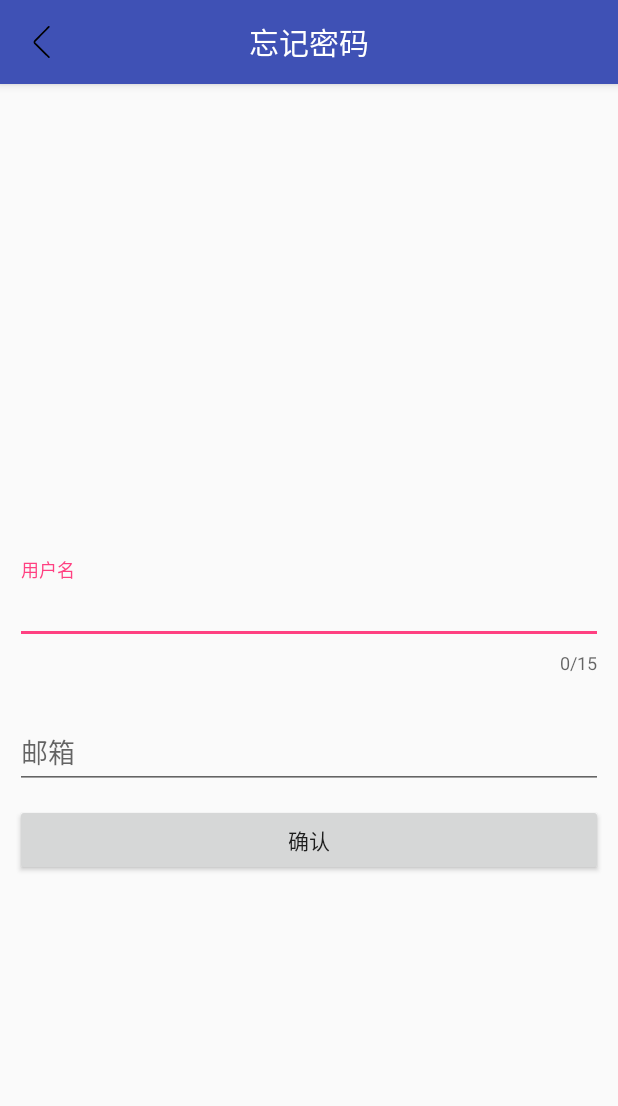
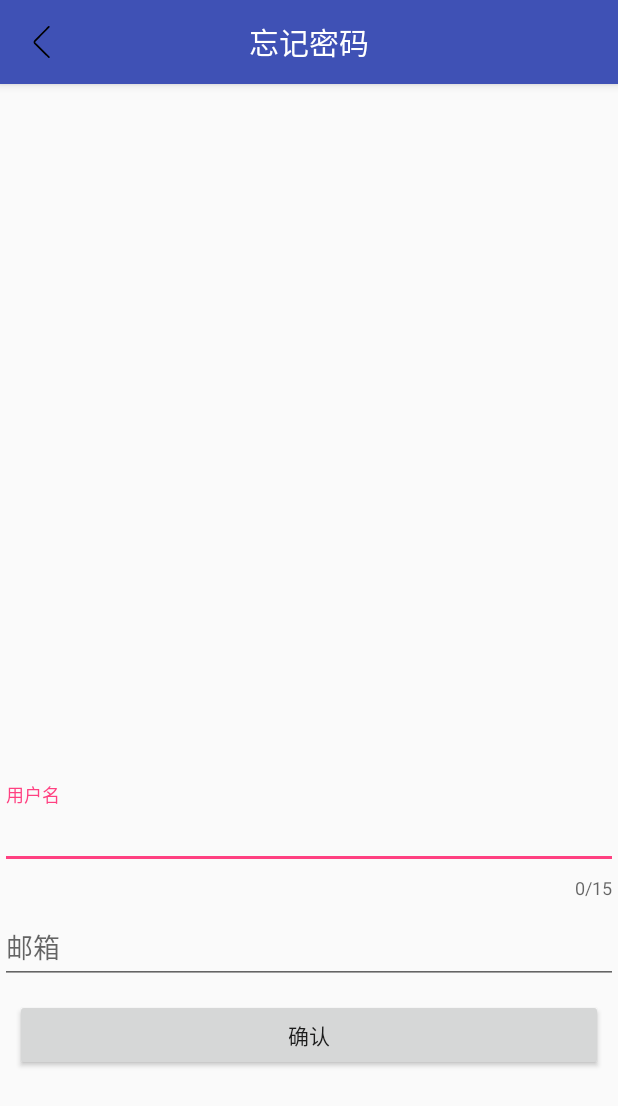
Before and after one commit to GoldenKitten/SimpleAmoy, an Android app: the EmailActivity screen opened directly, with no data from a screen before it, on a phone screen of 412 x 824 dp. Shown: the top 1106 px of the screen. Run offline under Robolectric (Android 15) with nearby library versions, the phone set to English and light mode, and no system bars; our stand-ins replace ButterKnife; libraries missing offline, so code that uses them is left out: com.vondear.rxtools; 1 statement that could not run was skipped.

Commit message:
注册界面基本完成3.0

```diff
--- a/app/src/main/AndroidManifest.xml
+++ b/app/src/main/AndroidManifest.xml
@@ -22,7 +22,7 @@
         android:label="@string/app_name"
         android:roundIcon="@mipmap/ic_launcher_round"
         android:supportsRtl="true"
-        android:theme="@style/MyTheme">
+        android:theme="@style/AppTheme">
         <activity
             android:name=".activity.SplashActivity"
             android:screenOrientation="portrait">
@@ -40,9 +40,11 @@
             android:name=".activity.MainActivity"
             android:screenOrientation="portrait" />
         <activity
+            android:theme="@style/MyTheme"
             android:name=".activity.LoginActivity"
             android:screenOrientation="portrait" />
         <activity
+            android:theme="@style/MyTheme"
             android:name=".activity.RegistActivity"
             android:screenOrientation="portrait" />
         <activity android:name=".activity.EmailActivity"></activity>
--- a/app/src/main/java/com/xhm/simpleamoy/activity/RegistActivity.java
+++ b/app/src/main/java/com/xhm/simpleamoy/activity/RegistActivity.java
@@ -137,9 +137,6 @@ public class RegistActivity extends BaseActivity {
                     R.drawable.circle_elves_ball);
             mHeadImage=RxImageTool.drawable2Bytes(drawable, Bitmap.CompressFormat.PNG);
 
-
-          /*mHeadImage=new File(
-                  RxPhotoTool.getImageAbsolutePath(this,resultUri));*/
         }
             mRegistUser.setUserName(etArUsername.getText().toString());
             mRegistUser.setPassword(etArPassword.getText().toString());
--- a/app/src/main/java/com/xhm/simpleamoy/data/db/LoginFun.java
+++ b/app/src/main/java/com/xhm/simpleamoy/data/db/LoginFun.java
@@ -17,6 +17,6 @@ public abstract class LoginFun {
     public void login(){
 
     }
-    public abstract void loginSucess();
+    public abstract void loginSucess(RegistUser registUser,LoginUser loginUser);
     public abstract void loginFaild(String msg);
 }
--- a/app/src/main/res/layout/activity_email.xml
+++ b/app/src/main/res/layout/activity_email.xml
@@ -4,19 +4,22 @@
     xmlns:tools="http://schemas.android.com/tools"
     android:layout_width="match_parent"
     android:layout_height="match_parent"
-    tools:context="com.xhm.simpleamoy.activity.EmailActivity"
-    android:fitsSystemWindows="true">
+    tools:context="com.xhm.simpleamoy.activity.EmailActivity">
     <include layout="@layout/custom_toolbar"/>
 
         <RelativeLayout
             android:layout_width="match_parent"
             android:layout_height="match_parent">
+        <LinearLayout
+            android:layout_alignParentBottom="true"
+            android:layout_width="match_parent"
+            android:layout_height="wrap_content"
+            android:orientation="vertical"
+            android:layout_marginBottom="100dp">
         <android.support.design.widget.TextInputLayout
             android:id="@+id/tl_username_wrapper"
-            android:layout_centerInParent="true"
             android:layout_width="match_parent"
             android:layout_height="wrap_content"
-            android:layout_margin="10dp"
             app:counterEnabled="true"
             app:counterMaxLength="15">
 
@@ -30,10 +33,8 @@
         </android.support.design.widget.TextInputLayout>
             <android.support.design.widget.TextInputLayout
                 android:id="@+id/tl_email_wrapper"
-                android:layout_below="@+id/tl_username_wrapper"
                 android:layout_width="match_parent"
-                android:layout_height="wrap_content"
-                android:layout_margin="10dp">
+                android:layout_height="wrap_content">
 
                 <android.support.design.widget.TextInputEditText
                     android:id="@+id/tlet_email"
@@ -44,13 +45,12 @@
             </android.support.design.widget.TextInputLayout>
             <Button
                 android:id="@+id/bt_ok"
-                android:layout_below="@+id/tl_email_wrapper"
-                android:layout_marginLeft="10dp"
-                android:layout_marginRight="10dp"
+                android:layout_margin="10dp"
                 android:layout_width="match_parent"
                 android:layout_height="wrap_content"
                 android:text="确认"
                 />
+        </LinearLayout>
         </RelativeLayout>
 
 </android.support.design.widget.CoordinatorLayout>
--- a/app/src/main/res/layout/custom_toolbar.xml
+++ b/app/src/main/res/layout/custom_toolbar.xml
@@ -3,8 +3,7 @@
         xmlns:android="http://schemas.android.com/apk/res/android"
         xmlns:app="http://schemas.android.com/apk/res-auto"
         android:layout_width="match_parent"
-        android:layout_height="wrap_content"
-        android:fitsSystemWindows="true">
+        android:layout_height="wrap_content">
 
         <android.support.v7.widget.Toolbar
             android:id="@+id/toolbar"
--- /dev/null
+++ b/app/src/main/res/values-v19/styles.xml
@@ -0,0 +1,7 @@
+<?xml version="1.0" encoding="utf-8"?>
+<resources>
+    <style name="MyTheme" parent="AppTheme">
+        <item name="android:windowTranslucentStatus">true</item>
+        <item name="android:windowTranslucentNavigation">true</item>
+    </style>
+</resources>
--- a/app/src/main/res/values-v21/styles.xml
+++ b/app/src/main/res/values-v21/styles.xml
@@ -1,6 +1,9 @@
 <?xml version="1.0" encoding="utf-8"?>
 <resources>
     <style name="MyTheme" parent="AppTheme">
+        <item name="android:windowTranslucentStatus">false</item>
+        <item name="android:windowTranslucentNavigation">true</item>
+        <!--Android 5.x开始需要把颜色设置透明，否则导航栏会呈现系统默认的浅灰色-->
         <item name="android:statusBarColor">@android:color/transparent</item>
     </style>
 </resources>
```
Also changed, not shown: app/src/main/java/com/xhm/simpleamoy/activity/LoginActivity.java (+49 -17 lines), app/src/main/java/com/xhm/simpleamoy/data/entity/LoginUser.java (+32 -0 lines), app/src/main/res/drawable/bg_btn_regist_selected.xml (added, +18 -0 lines), app/src/main/res/layout/activity_login.xml (+5 -18 lines), app/src/main/res/layout/activity_regist.xml (+8 -3 lines).
